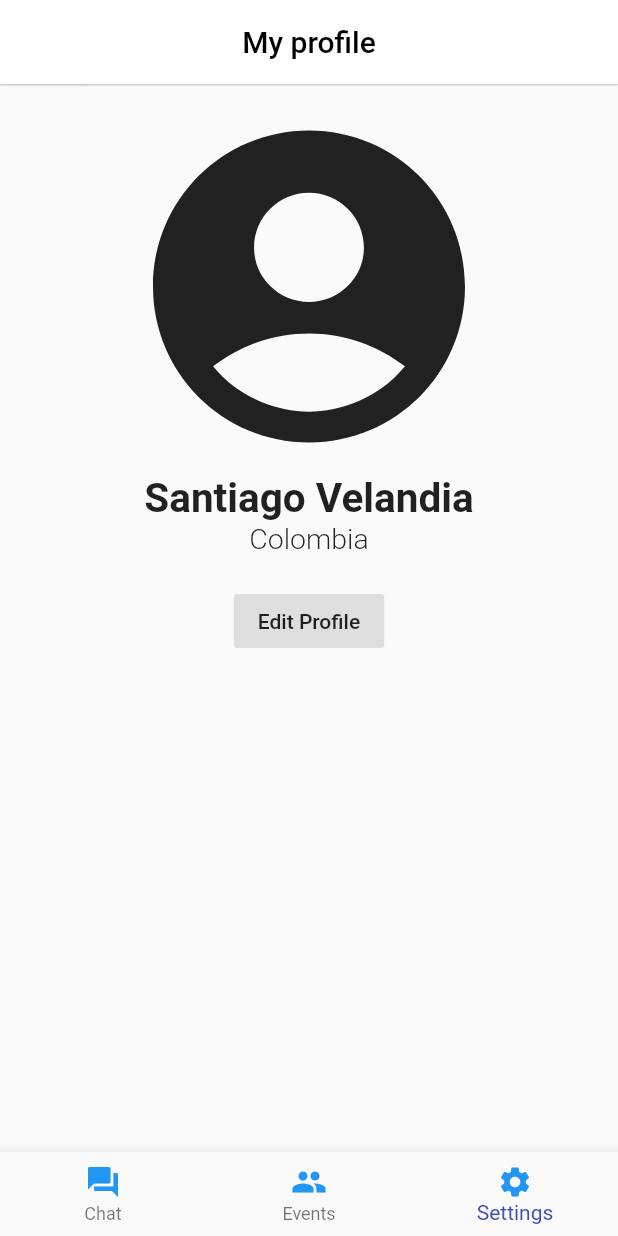
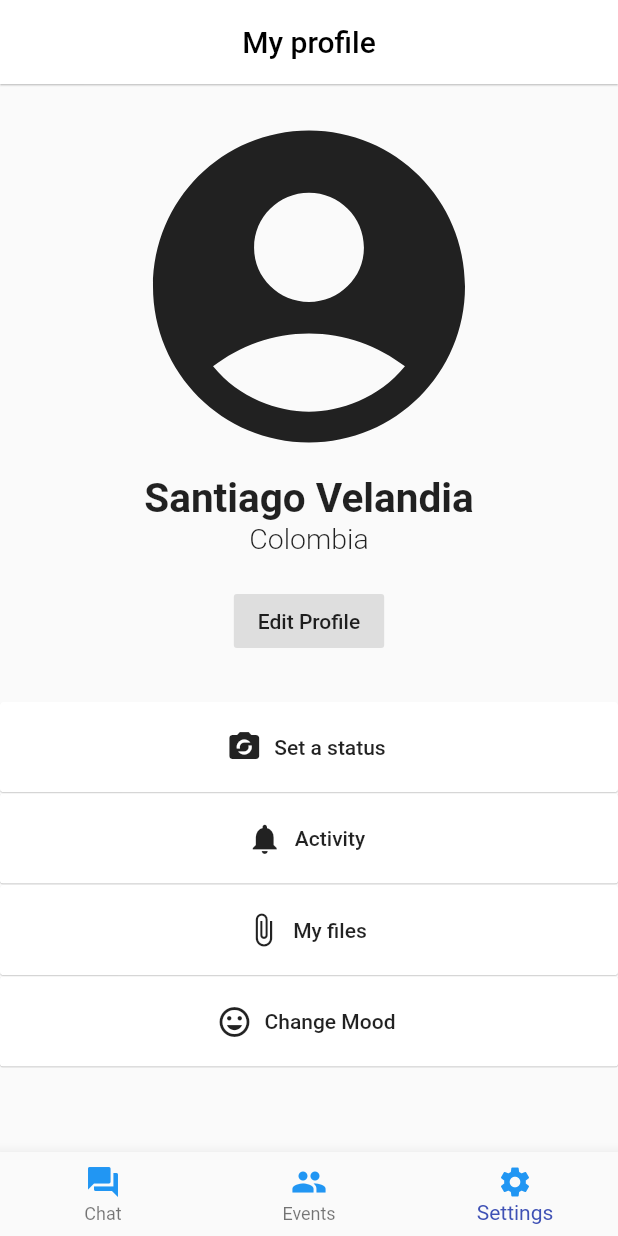
Before and after one commit to jhonatan247/my-community-app, a Flutter app: the screen it shows after launch, on a phone screen of 412 x 824 dp. Run offline on Flutter 3.47's test engine with Material 2 defaults, Android fonts, the phone set to English and light mode, and no system bars.

Commit message:
Settings screen V1.0 created

```diff
--- a/lib/screens/Settings/SettingsScreen.dart
+++ b/lib/screens/Settings/SettingsScreen.dart
@@ -33,6 +33,58 @@ class SettingsScreen extends StatelessWidget{
                 child: editProfile,
               ),
             ),
+            Container(
+              margin: EdgeInsets.fromLTRB(0, 30, 0, 0),
+              child: Row(
+                children: <Widget>[
+                  Expanded(
+                    child: SizedBox(
+                      height: 60,
+                      child: setStatus
+                    )
+                  ),
+                ],
+              ),
+            ),
+            Container(
+              margin: EdgeInsets.fromLTRB(0, 1, 0, 0),
+              child: Row(
+                children: <Widget>[
+                  Expanded(
+                      child: SizedBox(
+                          height: 60,
+                          child: activity
+                      )
+                  ),
+                ],
+              ),
+            ),
+            Container(
+              margin: EdgeInsets.fromLTRB(0, 1, 0, 0),
+              child: Row(
+                children: <Widget>[
+                  Expanded(
+                      child: SizedBox(
+                          height: 60,
+                          child: myFiles
+                      )
+                  ),
+                ],
+              ),
+            ),
+            Container(
+              margin: EdgeInsets.fromLTRB(0, 1, 0, 0),
+              child: Row(
+                children: <Widget>[
+                  Expanded(
+                      child: SizedBox(
+                          height: 60,
+                          child: changeMood
+                      )
+                  ),
+                ],
+              ),
+            ),
           ],
         ),
       ),
--- a/lib/screens/Settings/buttons.dart
+++ b/lib/screens/Settings/buttons.dart
@@ -5,3 +5,31 @@ var editProfile = FlatButton(
   child: Text('Edit Profile'),
   color: Color(0xffdedede),
 );
+var setStatus = RaisedButton.icon(
+    elevation: 0.3,
+    color: Colors.white,
+    onPressed: (){},
+    icon: Icon(Icons.party_mode),
+    label: Text('Set a status')
+);
+var activity = RaisedButton.icon(
+    elevation: 0.3,
+    color: Colors.white,
+    onPressed: (){},
+    icon: Icon(Icons.notifications),
+    label: Text('Activity')
+);
+var myFiles = RaisedButton.icon(
+    elevation: 0.3,
+    color: Colors.white,
+    onPressed: (){},
+    icon: Icon(Icons.attach_file),
+    label: Text('My files')
+);
+var changeMood = RaisedButton.icon(
+    elevation: 0.3,
+    color: Colors.white,
+    onPressed: (){},
+    icon: Icon(Icons.mood),
+    label: Text('Change Mood')
+);
```
